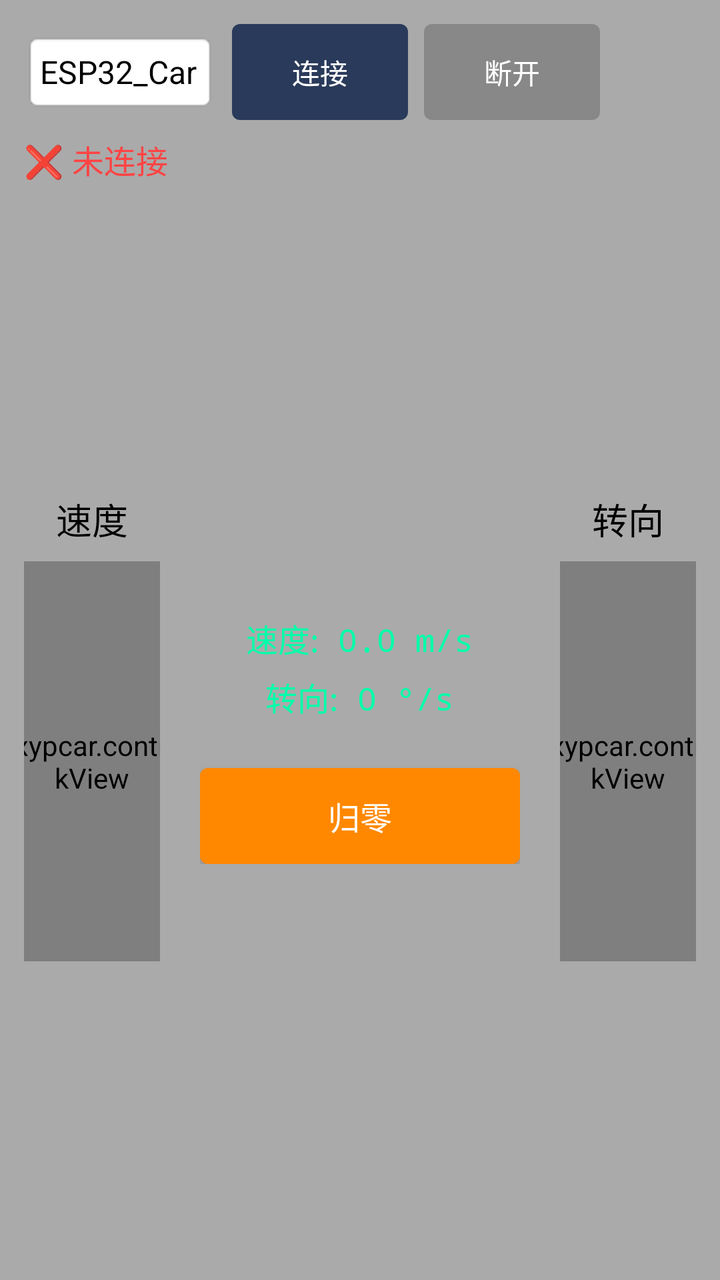
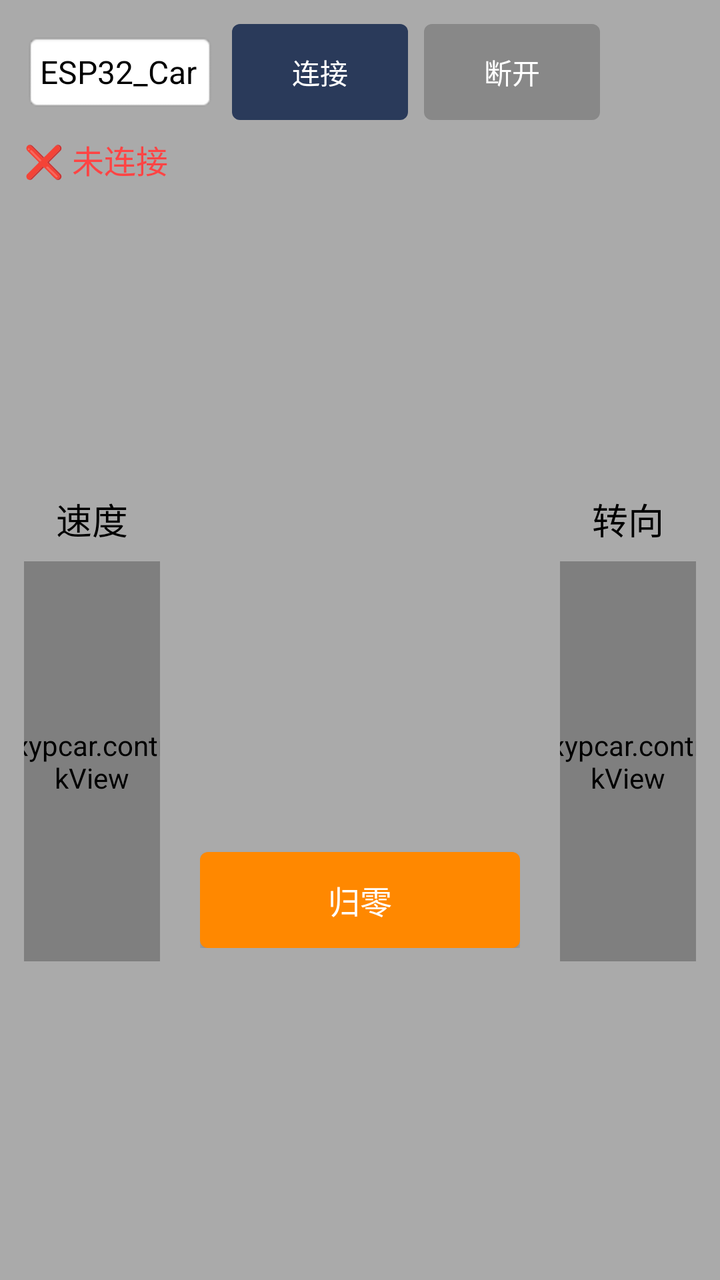

An Android layout rendered at two revisions. The XML below is the earlier revision; the diff shows what the commit changed to produce the second picture.
<!-- AndroidManifest.xml: activity theme AppTheme -->
<!-- res/layout/activity_remote_control.xml -->
<?xml version="1.0" encoding="utf-8"?>
<LinearLayout xmlns:android="http://schemas.android.com/apk/res/android"
    android:layout_width="match_parent"
    android:layout_height="match_parent"
    android:background="@color/bg_main"
    android:orientation="vertical"
    android:padding="12dp">


    <LinearLayout
        android:layout_width="match_parent"
        android:layout_height="wrap_content"
        android:layout_marginBottom="8dp"
        android:gravity="center_vertical"
        android:orientation="horizontal">

        <EditText
            android:id="@+id/device_name_input"
            android:layout_width="0dp"
            android:layout_height="wrap_content"
            android:layout_weight="1"
            android:background="@android:drawable/editbox_background"
            android:hint="输入蓝牙名称"
            android:padding="8dp"
            android:singleLine="true"
            android:text="ESP32_Car"
            android:textColor="#000000"
            android:textColorHint="#888888"
            android:textSize="16sp" />

        <Button
            android:id="@+id/connect_btn"
            android:layout_width="wrap_content"
            android:layout_height="wrap_content"
            android:layout_marginStart="8dp"
            android:background="@drawable/btn_connect_ripple"
            android:paddingHorizontal="16dp"
            android:text="连接"
            android:textColor="#FFFFFF" />

        <Button
            android:id="@+id/disconnect_btn"
            android:layout_width="wrap_content"
            android:layout_height="wrap_content"
            android:layout_marginStart="8dp"
            android:background="@drawable/btn_disconnect_ripple"
            android:enabled="false"
            android:paddingHorizontal="16dp"
            android:text="断开"
            android:textColor="#FFFFFF" />

        <ImageButton
            android:id="@+id/btn_settings"
            android:layout_width="48dp"
            android:layout_height="48dp"
            android:src="@raw/ic_settings"
            android:scaleType="centerCrop"
            android:background="?attr/selectableItemBackground"
            android:contentDescription="设置" />
    </LinearLayout>

    <TextView
        android:id="@+id/status_text"
        android:layout_width="wrap_content"
        android:layout_height="wrap_content"
        android:layout_marginBottom="8dp"
        android:text="❌ 未连接"
        android:textColor="@color/text_status_disconnected"
        android:textSize="16sp" />

    <LinearLayout
        android:layout_width="match_parent"
        android:layout_height="0dp"
        android:layout_weight="1"
        android:gravity="center"
        android:orientation="horizontal">

        <LinearLayout
            android:layout_width="0dp"
            android:layout_height="wrap_content"
            android:layout_weight="1"
            android:gravity="center"
            android:orientation="vertical">

            <TextView
                android:layout_width="wrap_content"
                android:layout_height="wrap_content"
                android:layout_marginBottom="8dp"
                android:text="速度"
                android:textColor="@color/text_primary"
                android:textSize="18sp" />

            <com.psd.xypcar.control.JoystickView
                android:id="@+id/left_joystick"
                android:layout_width="200dp"
                android:layout_height="200dp" />
        </LinearLayout>

        <LinearLayout
            android:layout_width="200dp"
            android:layout_height="wrap_content"
            android:gravity="center"
            android:orientation="vertical"
            android:paddingHorizontal="20dp">

            <TextView
                android:id="@+id/value_display"
                android:layout_width="wrap_content"
                android:layout_height="wrap_content"
                android:fontFamily="monospace"
                android:gravity="center"
                android:lineSpacingExtra="6dp"
                android:padding="12dp"
                android:text="速度: 0.0 m/s\n转向: 0 °/s"
                android:textColor="#00FFAA"
                android:textSize="16sp" />

            <Button
                android:id="@+id/reset_btn"
                android:layout_width="match_parent"
                android:layout_height="wrap_content"
                android:layout_marginTop="12dp"
                android:background="@drawable/btn_reset_ripple"
                android:paddingVertical="8dp"
                android:text="归零"
                android:textColor="#FFFFFF"
                android:textSize="16sp" />
        </LinearLayout>

        <LinearLayout
            android:layout_width="0dp"
            android:layout_height="wrap_content"
            android:layout_weight="1"
            android:gravity="center"
            android:orientation="vertical">

            <TextView
                android:layout_width="wrap_content"
                android:layout_height="wrap_content"
                android:layout_marginBottom="8dp"
                android:text="转向"
                android:textColor="@color/text_primary"
                android:textSize="18sp" />

            <com.psd.xypcar.control.JoystickView
                android:id="@+id/right_joystick"
                android:layout_width="200dp"
                android:layout_height="200dp" />
        </LinearLayout>
    </LinearLayout>

</LinearLayout>
<!-- resources referenced by this layout -->
<resources>
  <color name="bg_main">#AAAAAA</color>
  <color name="text_primary">#000000</color>
  <color name="text_status_disconnected">#FF4444</color>
  <!-- drawable btn_connect_ripple (drawable) -->
  <?xml version="1.0" encoding="utf-8"?>
  <ripple xmlns:android="http://schemas.android.com/apk/res/android"
      android:color="?android:attr/colorControlHighlight">  
      <item>
          <shape android:shape="rectangle">
              <solid android:color="@color/btn_connect_color" />
              <corners android:radius="4dp" />
          </shape>
      </item>
  </ripple>
  <!-- drawable btn_disconnect_ripple (drawable) -->
  <?xml version="1.0" encoding="utf-8"?>
  <ripple xmlns:android="http://schemas.android.com/apk/res/android"
      android:color="?android:attr/colorControlHighlight">
      <item>
          <shape android:shape="rectangle">
              <solid android:color="@color/btn_disconnect_color" />
              <corners android:radius="4dp" />
          </shape>
      </item>
  </ripple>
  <!-- drawable btn_reset_ripple (drawable) -->
  <?xml version="1.0" encoding="utf-8"?>
  <ripple xmlns:android="http://schemas.android.com/apk/res/android"
      android:color="?android:attr/colorControlHighlight">
      <item>
          <shape android:shape="rectangle">
              <solid android:color="@color/btn_reset_color" />
              <corners android:radius="4dp" />
          </shape>
      </item>
  </ripple>
  <style name="AppTheme" parent="Theme.AppCompat.Light.NoActionBar" />
</resources>

<!-- the commit's change to res/layout/activity_remote_control.xml (unified diff, before → after) -->
@@ -1,152 +1,165 @@
 <?xml version="1.0" encoding="utf-8"?>
-<LinearLayout xmlns:android="http://schemas.android.com/apk/res/android"
+<FrameLayout xmlns:android="http://schemas.android.com/apk/res/android"
     android:layout_width="match_parent"
     android:layout_height="match_parent"
-    android:background="@color/bg_main"
-    android:orientation="vertical"
-    android:padding="12dp">
+    android:background="@color/bg_main">
 
+    
+    <ImageView
+        android:id="@+id/iv_video_background"
+        android:layout_width="match_parent"
+        android:layout_height="match_parent"
+        android:scaleType="centerCrop"
+        android:visibility="gone" />
 
+    
     <LinearLayout
         android:layout_width="match_parent"
-        android:layout_height="wrap_content"
-        android:layout_marginBottom="8dp"
-        android:gravity="center_vertical"
-        android:orientation="horizontal">
-
-        <EditText
-            android:id="@+id/device_name_input"
-            android:layout_width="0dp"
-            android:layout_height="wrap_content"
-            android:layout_weight="1"
-            android:background="@android:drawable/editbox_background"
-            android:hint="输入蓝牙名称"
-            android:padding="8dp"
-            android:singleLine="true"
-            android:text="ESP32_Car"
-            android:textColor="#000000"
-            android:textColorHint="#888888"
-            android:textSize="16sp" />
-
-        <Button
-            android:id="@+id/connect_btn"
-            android:layout_width="wrap_content"
-            android:layout_height="wrap_content"
-            android:layout_marginStart="8dp"
-            android:background="@drawable/btn_connect_ripple"
-            android:paddingHorizontal="16dp"
-            android:text="连接"
-            android:textColor="#FFFFFF" />
-
-        <Button
-            android:id="@+id/disconnect_btn"
-            android:layout_width="wrap_content"
-            android:layout_height="wrap_content"
-            android:layout_marginStart="8dp"
-            android:background="@drawable/btn_disconnect_ripple"
-            android:enabled="false"
-            android:paddingHorizontal="16dp"
-            android:text="断开"
-            android:textColor="#FFFFFF" />
-
-        <ImageButton
-            android:id="@+id/btn_settings"
-            android:layout_width="48dp"
-            android:layout_height="48dp"
-            android:src="@raw/ic_settings"
-            android:scaleType="centerCrop"
-            android:background="?attr/selectableItemBackground"
-            android:contentDescription="设置" />
-    </LinearLayout>
-
-    <TextView
-        android:id="@+id/status_text"
-        android:layout_width="wrap_content"
-        android:layout_height="wrap_content"
-        android:layout_marginBottom="8dp"
-        android:text="❌ 未连接"
-        android:textColor="@color/text_status_disconnected"
-        android:textSize="16sp" />
-
-    <LinearLayout
-        android:layout_width="match_parent"
-        android:layout_height="0dp"
-        android:layout_weight="1"
-        android:gravity="center"
-        android:orientation="horizontal">
+        android:layout_height="match_parent"
+        android:orientation="vertical"
+        android:padding="12dp">
 
         <LinearLayout
-            android:layout_width="0dp"
+            android:layout_width="match_parent"
             android:layout_height="wrap_content"
-            android:layout_weight="1"
-            android:gravity="center"
-            android:orientation="vertical">
+            android:layout_marginBottom="8dp"
+            android:gravity="center_vertical"
+            android:orientation="horizontal">
 
-            <TextView
-                android:layout_width="wrap_content"
+            <EditText
+                android:id="@+id/device_name_input"
+                android:layout_width="0dp"
                 android:layout_height="wrap_content"
-                android:layout_marginBottom="8dp"
-                android:text="速度"
-                android:textColor="@color/text_primary"
-                android:textSize="18sp" />
-
-            <com.psd.xypcar.control.JoystickView
-                android:id="@+id/left_joystick"
-                android:layout_width="200dp"
-                android:layout_height="200dp" />
-        </LinearLayout>
-
-        <LinearLayout
-            android:layout_width="200dp"
-            android:layout_height="wrap_content"
-            android:gravity="center"
-            android:orientation="vertical"
-            android:paddingHorizontal="20dp">
-
-            <TextView
-                android:id="@+id/value_display"
-                android:layout_width="wrap_content"
-                android:layout_height="wrap_content"
-                android:fontFamily="monospace"
-                android:gravity="center"
-                android:lineSpacingExtra="6dp"
-                android:padding="12dp"
-                android:text="速度: 0.0 m/s\n转向: 0 °/s"
-                android:textColor="#00FFAA"
+                android:layout_weight="1"
+                android:background="@android:drawable/editbox_background"
+                android:hint="输入蓝牙名称"
+                android:padding="8dp"
+                android:singleLine="true"
+                android:text="ESP32_Car"
+                android:textColor="#000000"
+                android:textColorHint="#888888"
                 android:textSize="16sp" />
 
             <Button
-                android:id="@+id/reset_btn"
-                android:layout_width="match_parent"
+                android:id="@+id/connect_btn"
+                android:layout_width="wrap_content"
                 android:layout_height="wrap_content"
-                android:layout_marginTop="12dp"
-                android:background="@drawable/btn_reset_ripple"
-                android:paddingVertical="8dp"
-                android:text="归零"
-                android:textColor="#FFFFFF"
-                android:textSize="16sp" />
+                android:layout_marginStart="8dp"
+                android:background="@drawable/btn_connect_ripple"
+                android:paddingHorizontal="16dp"
+                android:text="连接"
+                android:textColor="#FFFFFF" />
+
+            <Button
+                android:id="@+id/disconnect_btn"
+                android:layout_width="wrap_content"
+                android:layout_height="wrap_content"
+                android:layout_marginStart="8dp"
+                android:background="@drawable/btn_disconnect_ripple"
+                android:enabled="false"
+                android:paddingHorizontal="16dp"
+                android:text="断开"
+                android:textColor="#FFFFFF" />
+
+            <ImageButton
+                android:id="@+id/btn_settings"
+                android:layout_width="48dp"
+                android:layout_height="48dp"
+                android:src="@raw/ic_settings"
+                android:scaleType="centerCrop"
+                android:background="?attr/selectableItemBackground"
+                android:contentDescription="设置" />
         </LinearLayout>
 
+        <TextView
+            android:id="@+id/status_text"
+            android:layout_width="wrap_content"
+            android:layout_height="wrap_content"
+            android:layout_marginBottom="8dp"
+            android:text="❌ 未连接"
+            android:textColor="@color/text_status_disconnected"
+            android:textSize="16sp" />
+
         <LinearLayout
-            android:layout_width="0dp"
-            android:layout_height="wrap_content"
+            android:layout_width="match_parent"
+            android:layout_height="0dp"
             android:layout_weight="1"
             android:gravity="center"
-            android:orientation="vertical">
+            android:orientation="horizontal">
 
-            <TextView
-                android:layout_width="wrap_content"
+            <LinearLayout
+                android:layout_width="0dp"
                 android:layout_height="wrap_content"
-                android:layout_marginBottom="8dp"
-                android:text="转向"
-                android:textColor="@color/text_primary"
-                android:textSize="18sp" />
+                android:layout_weight="1"
+                android:gravity="center"
+                android:orientation="vertical">
 
-            <com.psd.xypcar.control.JoystickView
-                android:id="@+id/right_joystick"
+                <TextView
+                    android:layout_width="wrap_content"
+                    android:layout_height="wrap_content"
+                    android:layout_marginBottom="8dp"
+                    android:text="速度"
+                    android:textColor="@color/text_primary"
+                    android:textSize="18sp" />
+
+                <com.psd.xypcar.control.JoystickView
+                    android:id="@+id/left_joystick"
+                    android:layout_width="200dp"
+                    android:layout_height="200dp" />
+            </LinearLayout>
+
+            <LinearLayout
                 android:layout_width="200dp"
-                android:layout_height="200dp" />
+                android:layout_height="wrap_content"
+                android:gravity="center"
+                android:orientation="vertical"
+                android:paddingHorizontal="20dp">
+
+                <TextView
+                    android:id="@+id/value_display"
+                    android:layout_width="wrap_content"
+                    android:layout_height="wrap_content"
+                    android:fontFamily="monospace"
+                    android:gravity="center"
+                    android:lineSpacingExtra="6dp"
+                    android:padding="12dp"
+                    android:text="速度: 0.0 m/s\n转向: 0 °/s"
+                    android:textColor="#00FFAA"
+                    android:visibility="invisible"
+                    android:textSize="16sp" />
+
+                <Button
+                    android:id="@+id/reset_btn"
+                    android:layout_width="match_parent"
+                    android:layout_height="wrap_content"
+                    android:layout_marginTop="96dp"
+                    android:background="@drawable/btn_reset_ripple"
+                    android:paddingVertical="8dp"
+                    android:text="归零"
+                    android:textColor="#FFFFFF"
+                    android:textSize="16sp" />
+            </LinearLayout>
+
+            <LinearLayout
+                android:layout_width="0dp"
+                android:layout_height="wrap_content"
+                android:layout_weight="1"
+                android:gravity="center"
+                android:orientation="vertical">
+
+                <TextView
+                    android:layout_width="wrap_content"
+                    android:layout_height="wrap_content"
+                    android:layout_marginBottom="8dp"
+                    android:text="转向"
+                    android:textColor="@color/text_primary"
+                    android:textSize="18sp" />
+
+                <com.psd.xypcar.control.JoystickView
+                    android:id="@+id/right_joystick"
+                    android:layout_width="200dp"
+                    android:layout_height="200dp" />
+            </LinearLayout>
         </LinearLayout>
     </LinearLayout>
-
-</LinearLayout>
+</FrameLayout>
